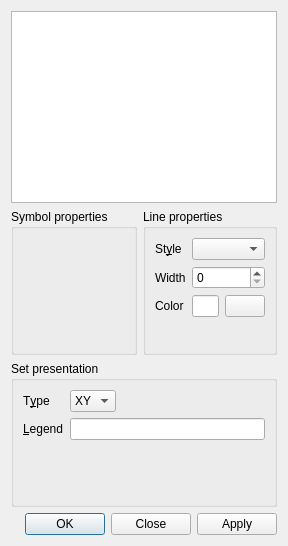
Above: src/Dialogs/SetAppearance.ui from lorenzo-rovigatti/disgrace before the change. Below: the same form after it.
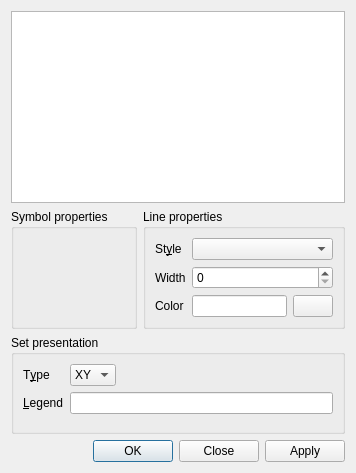
That is the form after the change.

Commit message:
Bugfixing (import dialog and set appearance)
1) Removed the Ok button from the import dialog
2) Fixed a warning in the compilation of the set appearance ui file

What changed in the file:
```diff
--- a/src/Dialogs/SetAppearance.ui
+++ b/src/Dialogs/SetAppearance.ui
@@ -6,8 +6,8 @@
    <rect>
     <x>0</x>
     <y>0</y>
-    <width>288</width>
-    <height>546</height>
+    <width>356</width>
+    <height>473</height>
    </rect>
   </property>
   <property name="windowTitle">
```
Left out of the diff: 2 changed lines with no effect on the pictures. The commit also changes 4 other files.
